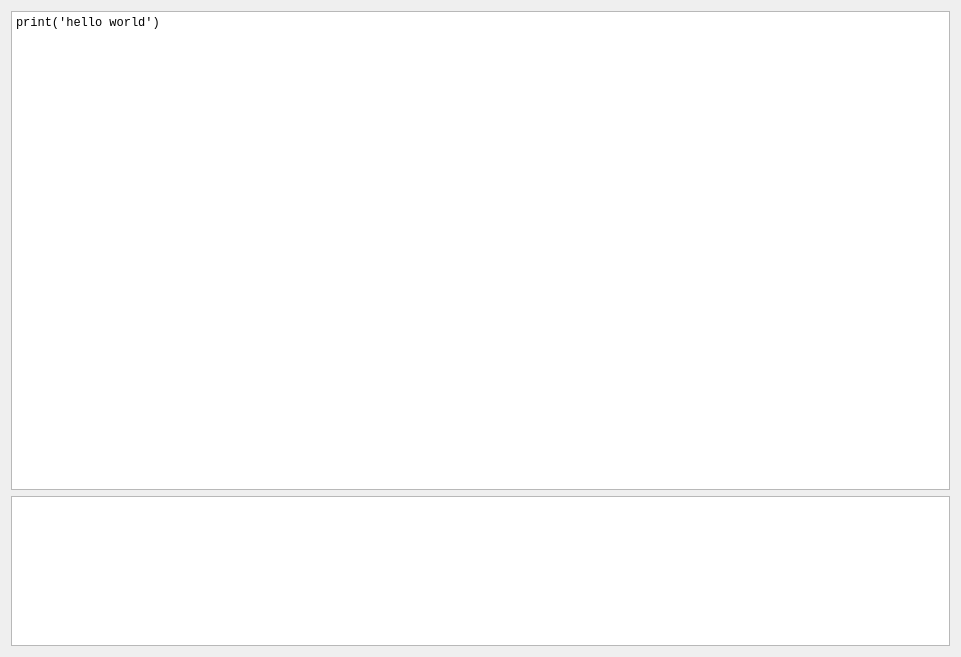
sp-uulm/interactive_script, file src/interactive_script_plugin/interactive_script_plugin.ui: the form before one commit.
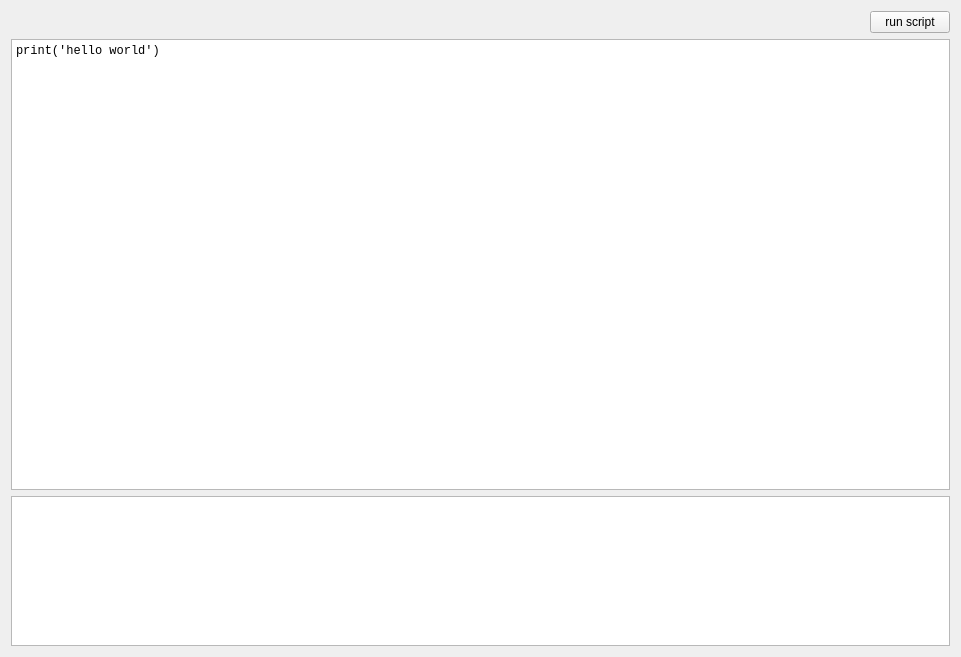
The form after the commit.

```diff
--- a/src/interactive_script_plugin/interactive_script_plugin.ui
+++ b/src/interactive_script_plugin/interactive_script_plugin.ui
@@ -17,6 +17,30 @@
    <locale language="English" country="UnitedStates"/>
   </property>
   <layout class="QVBoxLayout" name="verticalLayout">
+   <item>
+    <layout class="QHBoxLayout" name="horizontalLayout">
+     <item>
+      <spacer name="horizontalSpacer">
+       <property name="orientation">
+        <enum>Qt::Horizontal</enum>
+       </property>
+       <property name="sizeHint" stdset="0">
+        <size>
+         <width>40</width>
+         <height>20</height>
+        </size>
+       </property>
+      </spacer>
+     </item>
+     <item>
+      <widget class="QPushButton" name="run_button">
+       <property name="text">
+        <string>run script</string>
+       </property>
+      </widget>
+     </item>
+    </layout>
+   </item>
    <item>
     <widget class="QPlainTextEdit" name="editor">
      <property name="font">
```
